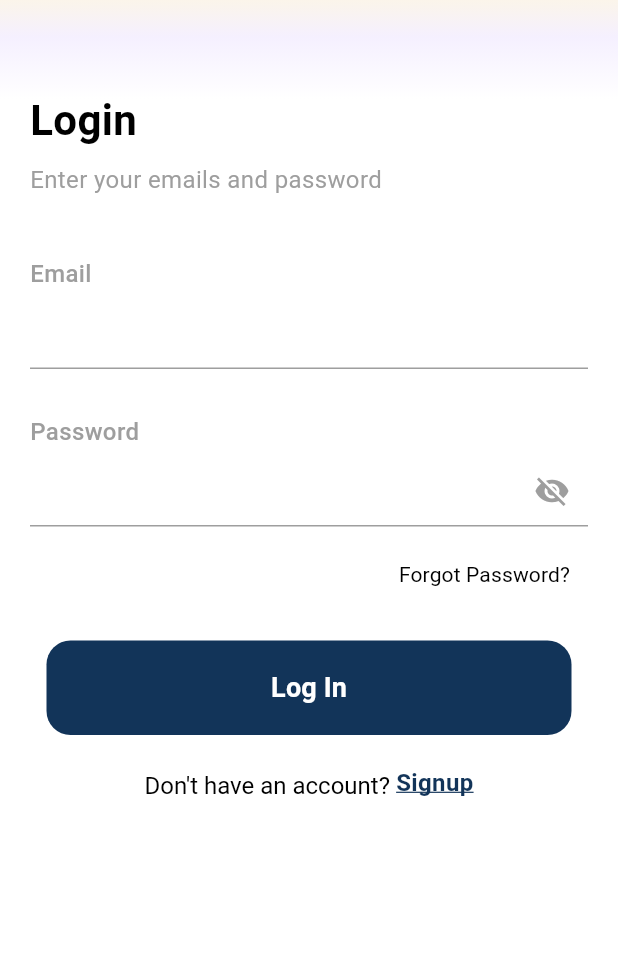
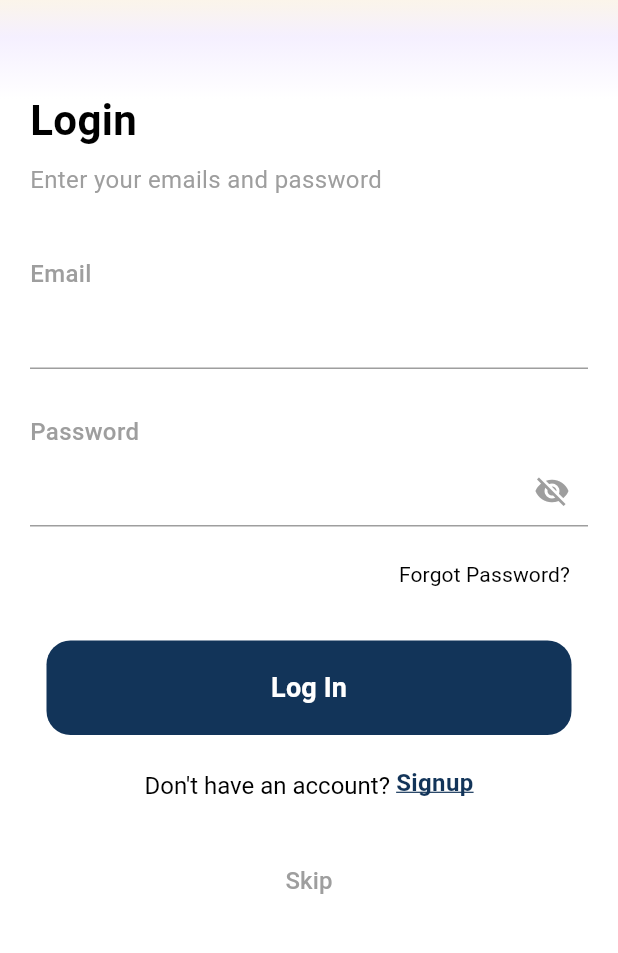
Before and after one commit to ahmed-joma/skip_line, a Flutter app: the SignInView screen opened directly, on a phone screen of 412 x 824 dp, the part 210-1163 px from its top. Run offline on Flutter 3.47's test engine with Material 3 defaults, Android fonts, the phone set to English and light mode, and no system bars; our stand-ins replace bloc, dio, equatable, flutter_bloc, go_router, permission_handler and 1 more; missing offline and left inert: mobile_scanner; accounts and stored records are empty.

Commit message:
Enhance sign-in and sign-up views with a Skip button: add a Skip button to both SignInView and SignUpView for improved navigation, allowing users to bypass the sign-in process. Update verification code view to redirect to home screen after successful account creation, enhancing user experience.

```diff
--- a/lib/features/sign_in/presentation/views/sign_in_view.dart
+++ b/lib/features/sign_in/presentation/views/sign_in_view.dart
@@ -439,7 +439,34 @@ class _SignInViewState extends State<SignInView> {
                   ],
                 ),
 
-                const SizedBox(height: 50), // Extra space for keyboard
+                const SizedBox(height: 30),
+
+                // Skip Button - Simple and Modern
+                Consumer<LanguageManager>(
+                  builder: (context, languageManager, child) {
+                    return Center(
+                      child: TextButton(
+                        onPressed: () => context.go('/home'),
+                        style: TextButton.styleFrom(
+                          padding: const EdgeInsets.symmetric(
+                            horizontal: 24,
+                            vertical: 12,
+                          ),
+                        ),
+                        child: Text(
+                          languageManager.isArabic ? 'تخطي' : 'Skip',
+                          style: const TextStyle(
+                            fontSize: 16,
+                            color: Colors.grey,
+                            fontWeight: FontWeight.w500,
+                          ),
+                        ),
+                      ),
+                    );
+                  },
+                ),
+
+                const SizedBox(height: 20), // Extra space for keyboard
               ],
             ),
           ),
```
Also changed, not shown: lib/features/sign_up/presentation/views/sign_up_view.dart (+28 -1 lines), lib/features/sign_up/presentation/views/verification_code_view.dart (+4 -4 lines).
